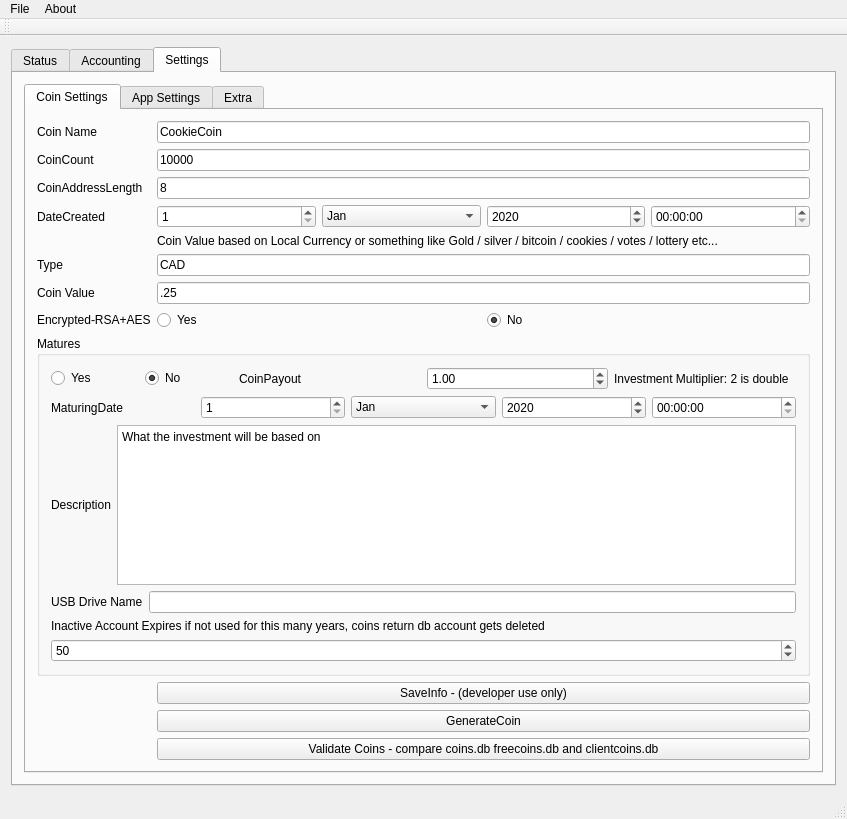
First picture: the form in qtCoin/mainwindow.ui, repository netpipe/EcoCoin, before the edit.
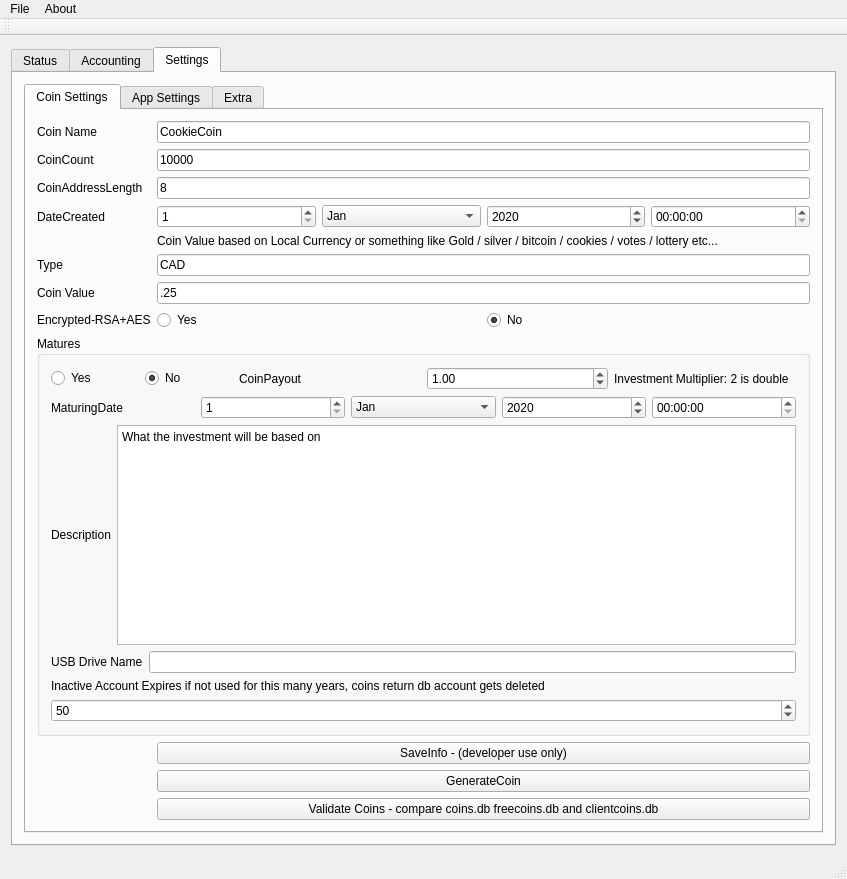
Second picture: the form after the edit. The open tabs and pages were chosen to show the change.

What changed in the file:
```diff
--- a/qtCoin/mainwindow.ui
+++ b/qtCoin/mainwindow.ui
@@ -7,7 +7,7 @@
     <x>0</x>
     <y>0</y>
     <width>847</width>
-    <height>819</height>
+    <height>879</height>
    </rect>
   </property>
   <property name="windowTitle">
```
Left out of the diff: 4 changed lines with no effect on the pictures.
